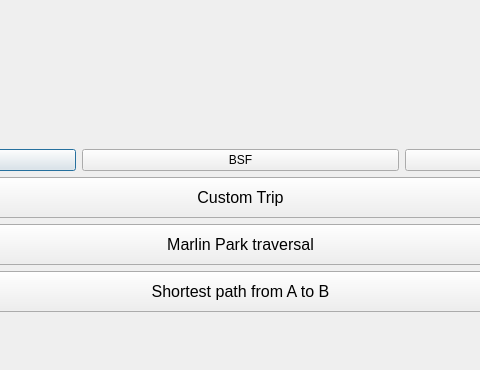
Qt form BaseballProject2/tripplanner.ui (tholm1/CS1D-Project-2-Baseball) before a commit; both pictures show x 250 to 730 and y 239 to 609 of the 998 by 609 pixel window.
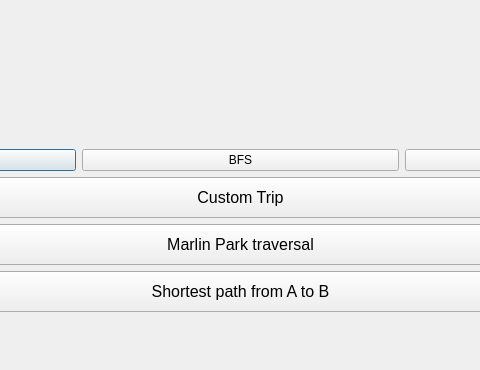
The same form after that commit. The open tabs and pages were chosen to show the change.

```diff
--- a/BaseballProject2/tripplanner.ui
+++ b/BaseballProject2/tripplanner.ui
@@ -71,7 +71,7 @@
           <item>
            <widget class="QPushButton" name="BSF">
             <property name="text">
-             <string>BSF</string>
+             <string>BFS</string>
             </property>
            </widget>
           </item>
```
Left out of the diff: 2 changed lines with no effect on the pictures.
